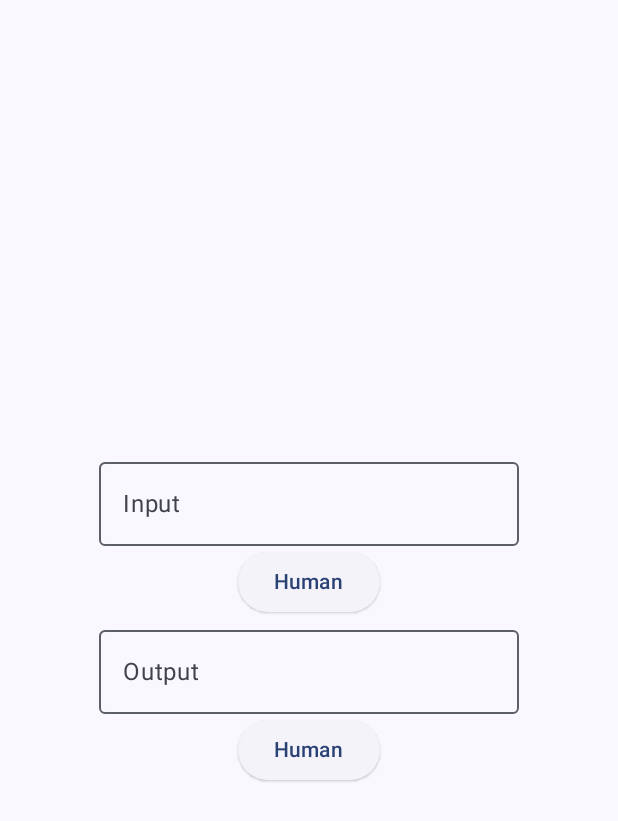
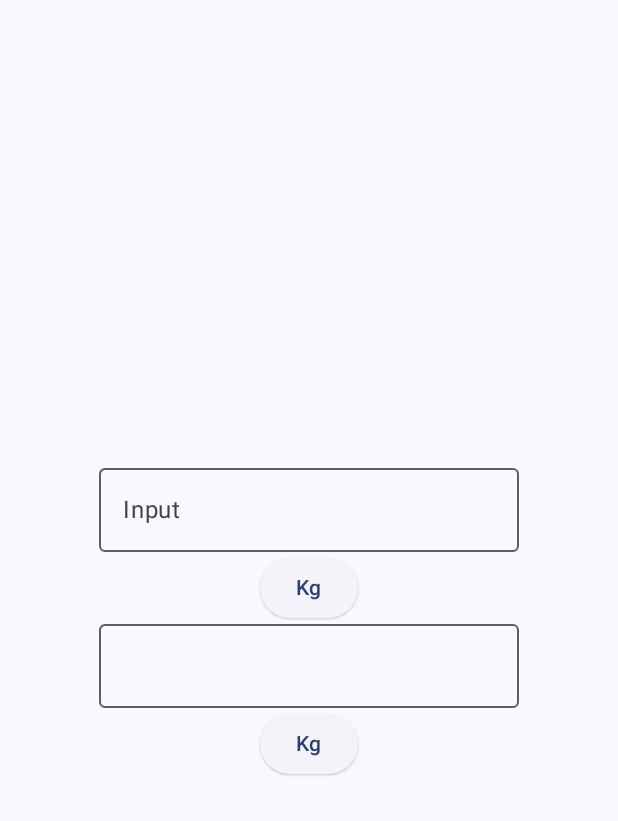
Before and after one commit to ppagdev/weight-converter, an Android app built with Jetpack Compose: the screen it shows after launch (MainActivity), on a phone screen of 412 x 824 dp. Shown: the top 821 px of the screen. Run offline under Robolectric (Android 15) with nearby library versions, the light colour scheme and no system bars.

Commit message:
added a few weight units for initial testing, working on UI now

```diff
--- a/app/src/main/java/dev/ppag/weightconverter/MainActivity.kt
+++ b/app/src/main/java/dev/ppag/weightconverter/MainActivity.kt
@@ -3,27 +3,31 @@ package dev.ppag.weightconverter
 import android.os.Bundle
 import androidx.activity.ComponentActivity
 import androidx.activity.compose.setContent
+import androidx.compose.foundation.focusable
 import androidx.compose.foundation.layout.Arrangement
 import androidx.compose.foundation.layout.Box
 import androidx.compose.foundation.layout.Column
 import androidx.compose.foundation.layout.Row
 import androidx.compose.foundation.layout.fillMaxSize
-import androidx.compose.foundation.layout.padding
 import androidx.compose.foundation.text.KeyboardOptions
+import androidx.compose.material3.DropdownMenu
+import androidx.compose.material3.DropdownMenuItem
+import androidx.compose.material3.ElevatedButton
 import androidx.compose.material3.MaterialTheme
 import androidx.compose.material3.OutlinedTextField
 import androidx.compose.material3.Surface
 import androidx.compose.material3.Text
-import androidx.compose.material3.DropdownMenu
-import androidx.compose.material3.DropdownMenuItem
-import androidx.compose.material3.ElevatedButton
-import androidx.compose.material3.OutlinedCard
-import androidx.compose.runtime.*
+import androidx.compose.runtime.Composable
+import androidx.compose.runtime.LaunchedEffect
+import androidx.compose.runtime.getValue
+import androidx.compose.runtime.mutableDoubleStateOf
+import androidx.compose.runtime.mutableStateOf
+import androidx.compose.runtime.remember
+import androidx.compose.runtime.setValue
 import androidx.compose.ui.Alignment
 import androidx.compose.ui.Modifier
 import androidx.compose.ui.text.input.KeyboardType
 import androidx.compose.ui.tooling.preview.Preview
-import androidx.compose.ui.unit.dp
 import dev.ppag.weightconverter.ui.theme.WeightConverterTheme
 
 class MainActivity : ComponentActivity() {
@@ -112,14 +116,15 @@ fun WeightTypeDropdown(onUnitSelected: (WeightUnit) -> Unit, convert: () -> Unit
 }
 
 @Composable
-fun OutputField(text: String, modifier: Modifier = Modifier) {
+fun OutputField(text: String) {
     // display output
     Row {
         OutlinedTextField(
             value = text,
             onValueChange = {},
             readOnly = true,
-            label = {Text(text = "Output")})
+            modifier = Modifier.focusable(false),
+            keyboardOptions = KeyboardOptions(keyboardType = KeyboardType.Number),)
     }
 }
 
--- a/app/src/main/java/dev/ppag/weightconverter/WeightUnit.kt
+++ b/app/src/main/java/dev/ppag/weightconverter/WeightUnit.kt
@@ -2,11 +2,15 @@ package dev.ppag.weightconverter
 
 // weight units used in the app
 val options = listOf(
-    WeightUnit("Human", 150.0),
-    WeightUnit("Wolverine", 13.0)
+    WeightUnit("Kg", 1.0),
+    WeightUnit("Grams", 0.001),
+    WeightUnit("Pounds", 0.4535924),
+    WeightUnit("Cat", 4.535924),
+    WeightUnit("Human Male", 62.0),
+    WeightUnit("Banana", 0.118),
 )
 
-class WeightUnit(val name: String, private val weight: Double) {
+class WeightUnit(val name: String, private val weight /* Kg */: Double) {
     fun convertTo(targetUnit: WeightUnit, amount: Double): Double {
         return (this.weight * amount) / targetUnit.weight
     }
```
